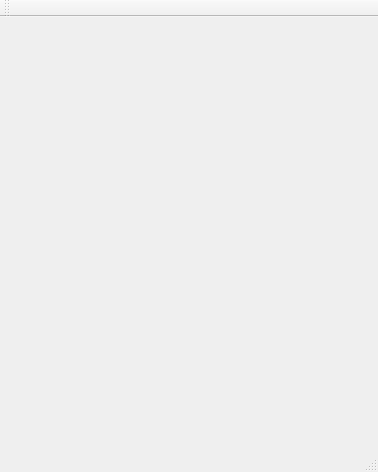
Before: the Qt Designer form aracneQt/mainwindow.ui in siqueiralex/aracne, drawn with Qt 5.
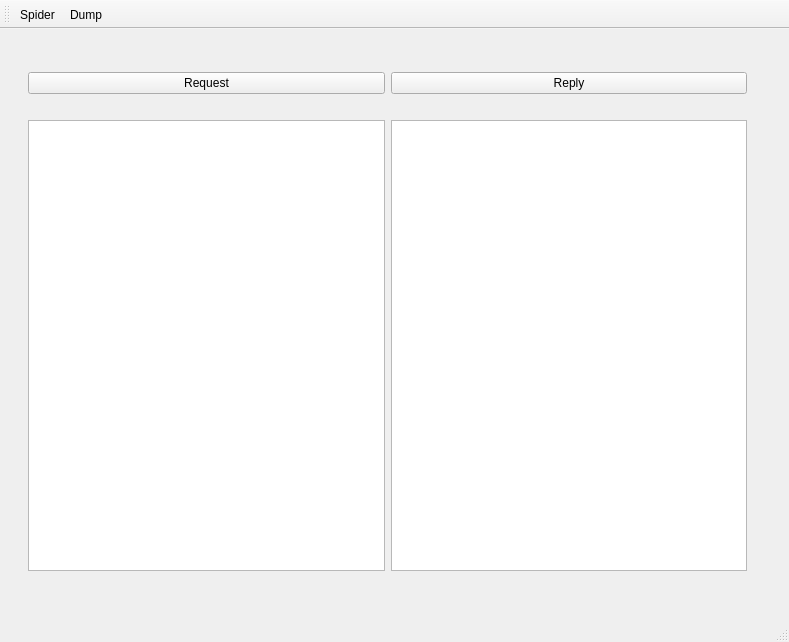
After: the same form once the commit is applied.

Commit message: main window , and spider window

The edit to the form file:
```diff
--- a/aracneQt/mainwindow.ui
+++ b/aracneQt/mainwindow.ui
@@ -6,14 +6,83 @@
    <rect>
     <x>0</x>
     <y>0</y>
-    <width>378</width>
-    <height>472</height>
+    <width>789</width>
+    <height>642</height>
    </rect>
   </property>
   <property name="windowTitle">
    <string>MainWindow</string>
   </property>
-  <widget class="QWidget" name="centralWidget"/>
+  <widget class="QWidget" name="centralWidget">
+   <widget class="QWidget" name="verticalLayoutWidget">
+    <property name="geometry">
+     <rect>
+      <x>17</x>
+      <y>12</y>
+      <width>741</width>
+      <height>541</height>
+     </rect>
+    </property>
+    <layout class="QVBoxLayout" name="verticalLayout_2">
+     <item>
+      <spacer name="horizontalSpacer">
+       <property name="orientation">
+        <enum>Qt::Horizontal</enum>
+       </property>
+       <property name="sizeHint" stdset="0">
+        <size>
+         <width>40</width>
+         <height>20</height>
+        </size>
+       </property>
+      </spacer>
+     </item>
+     <item>
+      <layout class="QHBoxLayout" name="horizontalLayout">
+       <item>
+        <widget class="QPushButton" name="pushButton_2">
+         <property name="text">
+          <string>Request</string>
+         </property>
+        </widget>
+       </item>
+       <item>
+        <widget class="QPushButton" name="pushButton">
+         <property name="text">
+          <string>Reply</string>
+         </property>
+        </widget>
+       </item>
+      </layout>
+     </item>
+     <item>
+      <spacer name="horizontalSpacer_2">
+       <property name="orientation">
+        <enum>Qt::Horizontal</enum>
+       </property>
+       <property name="sizeHint" stdset="0">
+        <size>
+         <width>40</width>
+         <height>20</height>
+        </size>
+       </property>
+      </spacer>
+     </item>
+     <item>
+      <layout class="QHBoxLayout" name="horizontalLayout_2">
+       <item>
+        <widget class="QTextEdit" name="textEdit_2"/>
+       </item>
+       <item>
+        <widget class="QTextEdit" name="textEdit"/>
+       </item>
+      </layout>
+     </item>
+    </layout>
+   </widget>
+   <zorder>verticalLayoutWidget</zorder>
+   <zorder>horizontalSpacer_3</zorder>
+  </widget>
   <widget class="QMenuBar" name="menuBar">
    <property name="geometry">
     <rect>
@@ -31,8 +100,20 @@
    <attribute name="toolBarBreak">
     <bool>false</bool>
    </attribute>
+   <addaction name="actionSpider"/>
+   <addaction name="actionDump"/>
   </widget>
   <widget class="QStatusBar" name="statusBar"/>
+  <action name="actionSpider">
+   <property name="text">
+    <string>Spider</string>
+   </property>
+  </action>
+  <action name="actionDump">
+   <property name="text">
+    <string>Dump</string>
+   </property>
+  </action>
  </widget>
  <layoutdefault spacing="6" margin="11"/>
  <resources/>
```
Left out of the diff: 2 changed lines with no effect on the pictures. The commit also changes 6 other files.
